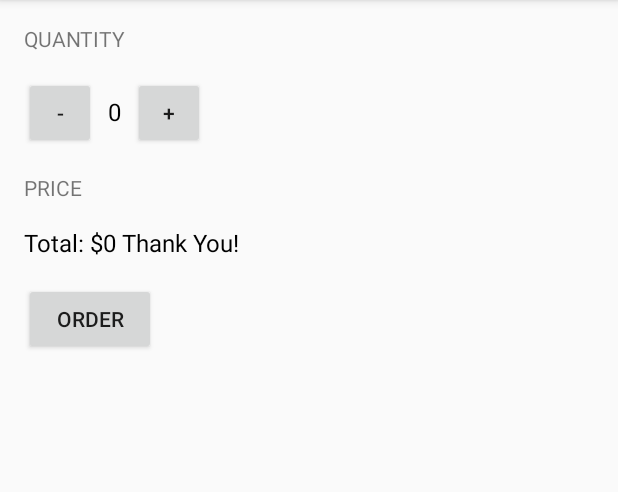
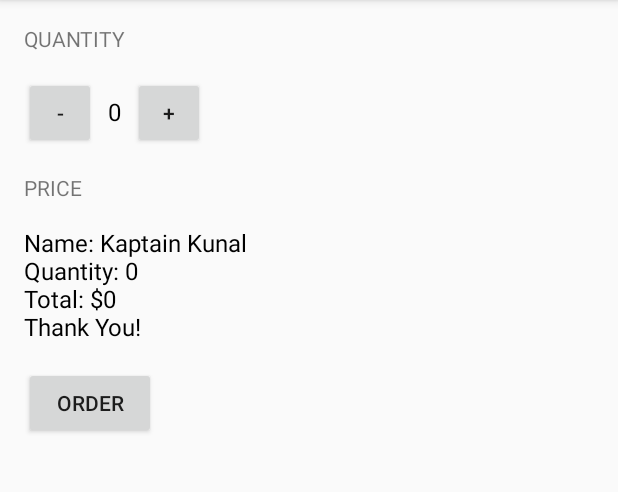
Before and after one commit to lkeude96/Learn, an Android app: the screen it shows after launch (MainActivity), after a tap on "ORDER", on a phone screen of 412 x 824 dp, the part 84-576 px from its top. Run offline under Robolectric (Android 15) with nearby library versions, the phone set to English and light mode, and no system bars.

Commit message:
Define and Call a method

```diff
--- a/Udacity/Android Development for Beginners/JustJava/app/src/main/java/com/example/android/justjava/MainActivity.java
+++ b/Udacity/Android Development for Beginners/JustJava/app/src/main/java/com/example/android/justjava/MainActivity.java
@@ -24,19 +24,18 @@ public class MainActivity extends ActionBarActivity {
      * This method is called when the order button is clicked.
      */
     public void submitOrder(View view) {
-        int price = quantity * 5;
-        String priceMessage = "Total: $" + price;
-        priceMessage = priceMessage + " Thank You!";
+        int price = calculatePrice();
+        String priceMessage = createOrderSummary(price);
         displayMessage(priceMessage);
 
-        calculatePrice();
+        ;
     }
 
     /**
      * Calculates the price of the order
      */
-    private void calculatePrice() {
-        int price = quantity * 5;
+    private int calculatePrice() {
+        return quantity * 5;
     }
 
     /**
@@ -64,6 +63,20 @@ public class MainActivity extends ActionBarActivity {
         priceTextView.setText(message);
     }
 
+    /**
+     * Create summary of the order.
+     *
+     * @param price of the order
+     * @return text summary
+     */
+    private String createOrderSummary(int price) {
+        String priceMessage = "Name: Kaptain Kunal";
+        priceMessage += "\nQuantity: " + quantity;
+        priceMessage += "\nTotal: $" + price;
+        priceMessage += "\nThank You!";
+        return priceMessage;
+    }
+
     public void increment(View view) {
         quantity = quantity + 1;
         displayQuantity(quantity);
```
Also changed, not shown: 1 other file.
